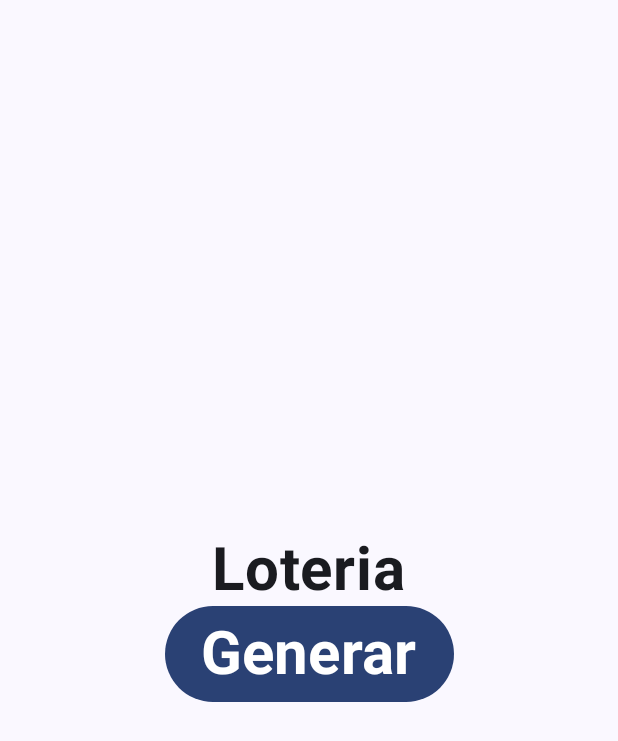
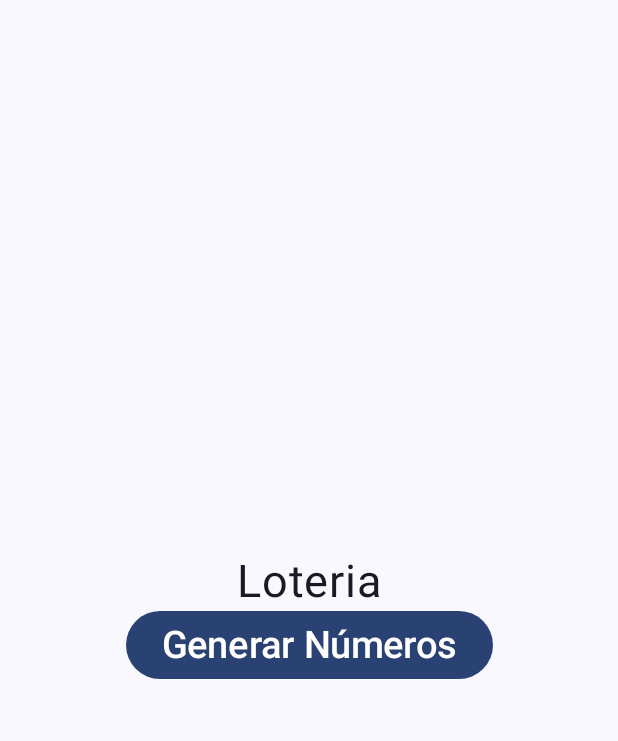
Before and after one commit to SebasROCS/Practica---Loto-con-hilos, an Android app built with Jetpack Compose: the screen it shows after launch (MainActivity), on a phone screen of 412 x 824 dp. Shown: the top 741 px of the screen. Run offline under Robolectric (Android 15) with nearby library versions, the phone set to English and light mode, and no system bars.

Commit message:
21130884 - SEBASTIAN RODRIGUEZ CERVANTES Loteria con hilos

```diff
--- a/app/src/main/java/com/example/loto/MainActivity.kt
+++ b/app/src/main/java/com/example/loto/MainActivity.kt
@@ -14,7 +14,7 @@ import androidx.compose.ui.Modifier
 import androidx.compose.ui.tooling.preview.Preview
 import com.example.loto.ui.theme.LotoTheme
 import com.example.loto.viewModels.LoteriaViewModels
-import com.example.loto.views.LoteriaView // hola
+import com.example.loto.views.LoteriaView
 
 class MainActivity : ComponentActivity() {
     override fun onCreate(savedInstanceState: Bundle?) {
@@ -27,9 +27,8 @@ class MainActivity : ComponentActivity() {
                     modifier = Modifier.fillMaxSize(),
                     color = MaterialTheme.colorScheme.background
                 ){
-                    LoteriaView(viewModel = viewModel)
+                    LoteriaView(viewModels = viewModel)
                 }
-
                 }
             }
         }
--- a/app/src/main/java/com/example/loto/views/LoteriaView.kt
+++ b/app/src/main/java/com/example/loto/views/LoteriaView.kt
@@ -5,13 +5,16 @@ import androidx.compose.foundation.layout.Arrangement
 import androidx.compose.foundation.layout.Box
 import androidx.compose.foundation.layout.Column
 import androidx.compose.foundation.layout.PaddingValues
+import androidx.compose.foundation.layout.Spacer
 import androidx.compose.foundation.layout.fillMaxSize
+import androidx.compose.foundation.layout.height
 import androidx.compose.foundation.layout.padding
 import androidx.compose.foundation.layout.size
 import androidx.compose.foundation.lazy.LazyRow
 import androidx.compose.foundation.lazy.items
 import androidx.compose.foundation.shape.CircleShape
 import androidx.compose.material3.Button
+import androidx.compose.material3.CircularProgressIndicator
 import androidx.compose.material3.Text
 import androidx.compose.runtime.Composable
 import androidx.compose.ui.Alignment
@@ -23,27 +26,41 @@ import androidx.compose.ui.unit.sp
 import com.example.loto.viewModels.LoteriaViewModels
 
 @Composable
-fun LoteriaView(viewModel:LoteriaViewModels){
-    val lottonNumbers = viewModel.lotoNumbers.value
+fun LoteriaView(viewModels: LoteriaViewModels) {
+    val lottonNumbers = viewModels.lotoNumbers.value
 
-    Column (modifier = Modifier.fillMaxSize(),
-            verticalArrangement = Arrangement.Center,
-            horizontalAlignment = Alignment.CenterHorizontally){
-        if(lottonNumbers.isEmpty()){
-            Text(text = "Loteria", fontSize = 40.sp, fontWeight = FontWeight.Bold)
-        } else{
-            LotteryNumbers(lottonNumbers)
+    Column(
+        modifier = Modifier
+            .fillMaxSize()
+            .padding(16.dp),
+        verticalArrangement = Arrangement.Center,
+        horizontalAlignment = Alignment.CenterHorizontally
+    ) {
+        if (lottonNumbers.isEmpty()) {
+            Text(text = "Loteria",
+                fontSize = 30.sp)
+        } else {
+            LotteryNumbers(lottonNumbers, viewModels)
+            if(viewModels.isLoading){
+                CircularProgressIndicator()
+                Text(
+                    text = viewModels.indiceNum.toString(),
+                    fontSize = 25.sp,
+                    modifier = Modifier
+                        .padding(10.dp)
+                    )
+                }
+            }
+            Button(onClick = {viewModels.fetchData()}) {
+                Text(text = "Generar Números", fontSize = 25.sp)
+            }
+
         }
 
-        Button(onClick = {viewModel.generateLotoNumbers()})
-        {
-            Text(text = "Generar", fontSize = 40.sp, fontWeight = FontWeight.Bold)
-        }
-    }
 }
 
 @Composable
-fun LotteryNumbers(lottonNumbers: List<Int>){
+fun LotteryNumbers(lottonNumbers: List<Int>, viewModel: LoteriaViewModels){
     LazyRow (contentPadding = PaddingValues(
                 horizontal = 16.dp,
                 vertical = 8.dp
@@ -55,7 +72,7 @@ fun LotteryNumbers(lottonNumbers: List<Int>){
                 modifier = Modifier
                     .padding(horizontal = 8.dp)
                     .size(48.dp)
-                    .background(Color.Red, CircleShape))
+                    .background(Color.Green, CircleShape))
             {
                 Text(text = number.toString(),
                      color = Color.White,
```
Also changed, not shown: app/src/main/java/com/example/loto/viewModels/LoteriaViewModels.kt (+35 -3 lines).
